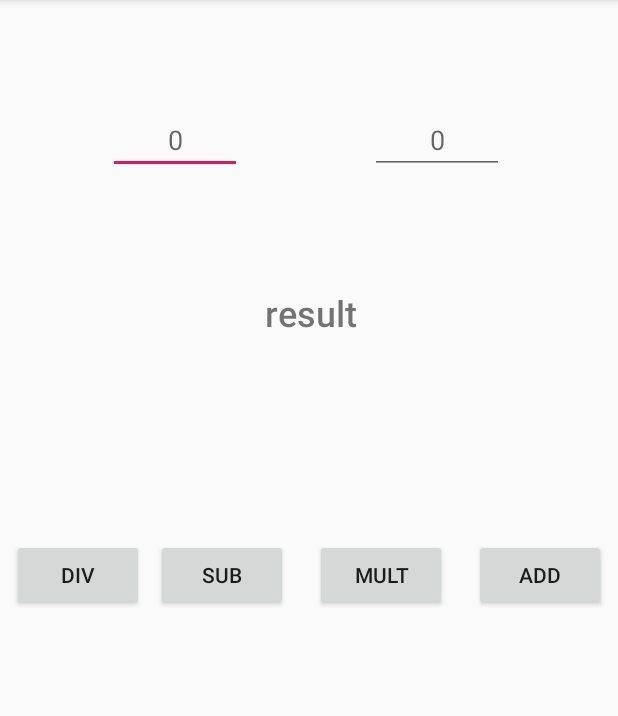
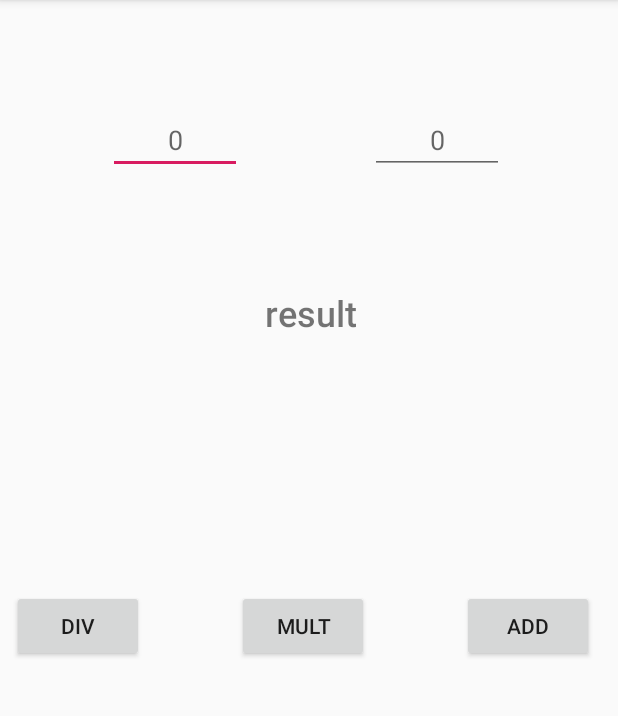
Before and after one commit to gdg-el-paso/Android-Workshops, an Android app: the screen it shows after launch (MainActivity), on a phone screen of 412 x 824 dp, the part 84-800 px from its top. Run offline under Robolectric (Android 15) with nearby library versions, the phone set to English and light mode, and no system bars; our stand-ins replace Volley.

Commit message:
I removed the code that we are going to work on the workshop

```diff
--- a/IntroToAndroidDev/app/src/main/java/com/googledevelopersgroup/intro/CalFragment.java
+++ b/IntroToAndroidDev/app/src/main/java/com/googledevelopersgroup/intro/CalFragment.java
@@ -6,15 +6,12 @@ import android.support.annotation.NonNull;
 import android.support.annotation.Nullable;
 import android.support.v4.app.Fragment;
 import android.util.Log;
-import android.util.Pair;
 import android.view.LayoutInflater;
 import android.view.View;
 import android.view.ViewGroup;
 import android.widget.Button;
 import android.widget.EditText;
 import android.widget.TextView;
-
-import java.util.regex.Pattern;
 
 /**
  * This fragment is going to contain the simple addition calculator
@@ -48,7 +45,7 @@ public class CalFragment extends Fragment {
         Log.i(TAG, "onViewCreated() -Fragment");
         //Here we are going to get the views from the XML
         additionBtn = view.findViewById(R.id.addBtn);
-        subBtn = view.findViewById(R.id.SubBtn);
+//        subBtn = view.findViewById(R.id.SubBtn);
         divBtn = view.findViewById(R.id.DivBtn);
         multBtn = view.findViewById(R.id.MultBtn);
         num1 = view.findViewById(R.id.num1);
@@ -75,15 +72,16 @@ public class CalFragment extends Fragment {
             result.setText(String.valueOf((nums[0]+nums[1])));
         });
 
-        subBtn.setOnClickListener(v -> {
-            int nums [] = getNums();
-            result.setText(String.valueOf((nums[0] - nums[1])));
-        });
+//        subBtn.setOnClickListener(v -> {
+//            int nums [] = getNums();
+//            result.setText(String.valueOf((nums[0] - nums[1])));
+//        });
+
         divBtn.setOnClickListener(v -> {
             int nums [] = getNums();
             result.setText(String.valueOf((nums[0]/nums[1])));
         });
-        multBtn.setOnClickListener(v -> {
+        multBtn.setOnClickListener((View v) -> {
             int nums[] = getNums();
             result.setText(String.valueOf((nums[0]*nums[1])));
         });
@@ -94,10 +92,16 @@ public class CalFragment extends Fragment {
     //We are going to get the numbers here.
     int[] getNums(){
         //first we are going retrieve the numbers from the textViews
-        int n0 = !num0.getText().toString().matches("^(0|[1-9][0-9]*)$")
-                ? 0 : Integer.parseInt(num0.getText().toString());
-        int n1 = !num1.getText().toString().matches("^(0|[1-9][0-9]*)$")
-                ? 0 : Integer.parseInt(num1.getText().toString());
+
+        //For checking is the input is a digit
+//        int n0 = !num0.getText().toString().matches("^(0|[1-9][0-9]*)$")
+//                ? 0 : Integer.parseInt(num0.getText().toString());
+//        int n1 = !num1.getText().toString().matches("^(0|[1-9][0-9]*)$")
+//                ? 0 : Integer.parseInt(num1.getText().toString());
+
+        int n0 = Integer.parseInt(num0.getText().toString());
+        int n1 = Integer.parseInt(num1.getText().toString());
+
         return new int[]{n0, n1};
     }
 
--- a/IntroToAndroidDev/app/src/main/res/layout/btc_fragment.xml
+++ b/IntroToAndroidDev/app/src/main/res/layout/btc_fragment.xml
@@ -36,4 +36,5 @@
         app:layout_constraintEnd_toEndOf="parent"
         app:layout_constraintHorizontal_bias="0.4"
         app:layout_constraintStart_toStartOf="parent" />
+
 </android.support.constraint.ConstraintLayout>
--- a/IntroToAndroidDev/app/src/main/res/layout/cal_fragment.xml
+++ b/IntroToAndroidDev/app/src/main/res/layout/cal_fragment.xml
@@ -47,13 +47,13 @@
         android:layout_width="wrap_content"
         android:layout_height="wrap_content"
         android:layout_marginTop="8dp"
-        android:layout_marginEnd="8dp"
+        android:layout_marginEnd="16dp"
         android:layout_marginBottom="8dp"
         android:text="Add"
         app:layout_constraintBottom_toBottomOf="parent"
         app:layout_constraintEnd_toEndOf="parent"
         app:layout_constraintTop_toTopOf="parent"
-        app:layout_constraintVertical_bias="0.499" />
+        app:layout_constraintVertical_bias="0.547" />
 
     <TextView
         android:id="@+id/result"
@@ -80,18 +80,8 @@
         android:text="Mult"
         app:layout_constraintBottom_toBottomOf="@+id/addBtn"
         app:layout_constraintEnd_toStartOf="@+id/addBtn"
-        app:layout_constraintStart_toEndOf="@+id/SubBtn"
+        app:layout_constraintStart_toEndOf="@+id/DivBtn"
         app:layout_constraintTop_toTopOf="@+id/addBtn" />
-
-    <Button
-        android:id="@+id/SubBtn"
-        android:layout_width="wrap_content"
-        android:layout_height="wrap_content"
-        android:layout_marginStart="8dp"
-        android:text="Sub"
-        app:layout_constraintBottom_toBottomOf="@+id/MultBtn"
-        app:layout_constraintStart_toEndOf="@+id/DivBtn"
-        app:layout_constraintTop_toTopOf="@+id/MultBtn" />
 
     <Button
         android:id="@+id/DivBtn"
@@ -99,7 +89,8 @@
         android:layout_height="wrap_content"
         android:layout_marginStart="8dp"
         android:text="Div"
-        app:layout_constraintBottom_toBottomOf="@+id/SubBtn"
+        app:layout_constraintBottom_toBottomOf="@+id/MultBtn"
         app:layout_constraintStart_toStartOf="parent"
-        app:layout_constraintTop_toTopOf="@+id/SubBtn" />
+        app:layout_constraintTop_toTopOf="@+id/MultBtn" />
+
 </android.support.constraint.ConstraintLayout>
```
Also changed, not shown: IntroToAndroidDev/app/src/main/java/com/googledevelopersgroup/intro/BTCFragment.java (+23 -41 lines), IntroToAndroidDev/app/src/main/java/com/googledevelopersgroup/intro/MainActivity.java (+6 -2 lines).
